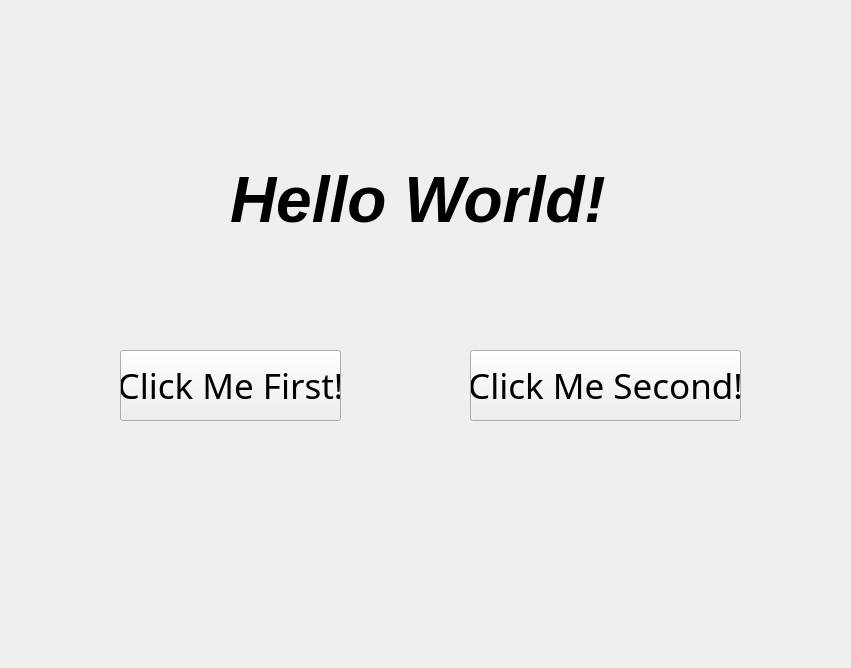
Above: Jurassic SCADA/JurassicSCADA.ui from OCovachConestoga/CSCN72030-Sec1-Group7 before the change. Below: the same form after it.
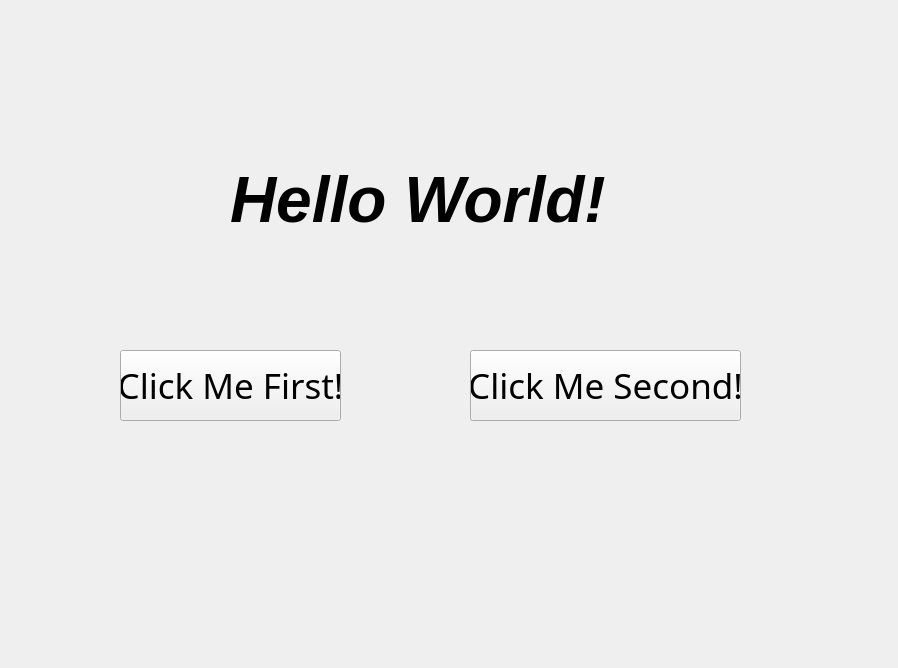
That is the form after the change.

What changed in the file:
```diff
--- a/Jurassic SCADA/JurassicSCADA.ui
+++ b/Jurassic SCADA/JurassicSCADA.ui
@@ -9,7 +9,7 @@
    <rect>
     <x>0</x>
     <y>0</y>
-    <width>851</width>
+    <width>898</width>
     <height>668</height>
    </rect>
   </property>
```
Left out of the diff: 4 changed lines with no effect on the pictures.
